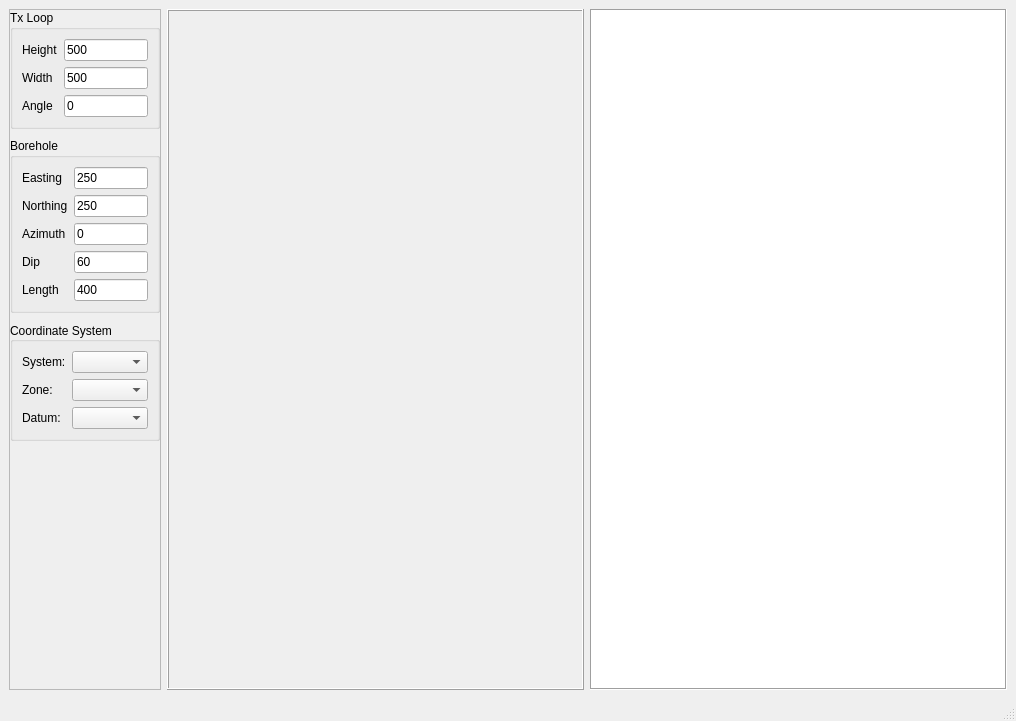
Old version of the form src/qt_ui/loop_planner.ui in the repository Eric-Meunier/Processor-Suite.
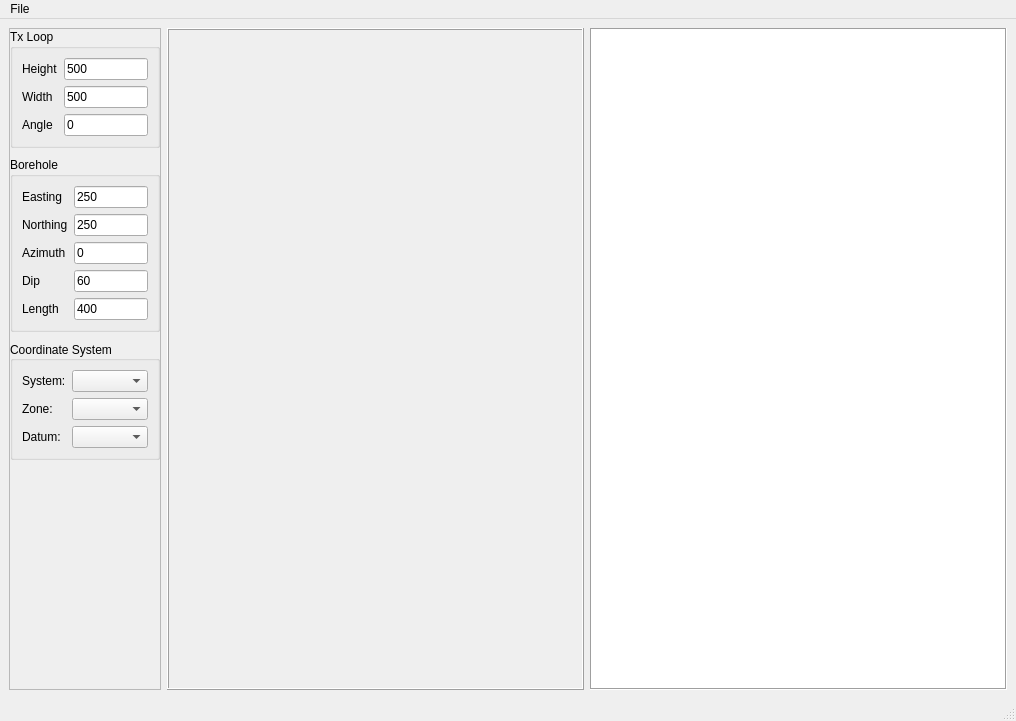
New version of the form. Custom widgets are drawn as their Qt base class.

Commit message: Loop planner functional.

The edit to the form file:
```diff
--- a/src/qt_ui/loop_planner.ui
+++ b/src/qt_ui/loop_planner.ui
@@ -450,6 +450,14 @@
      <height>21</height>
     </rect>
    </property>
+   <widget class="QMenu" name="menuFile">
+    <property name="title">
+     <string>File</string>
+    </property>
+    <addaction name="actionSave_as_KMZ"/>
+    <addaction name="actionSave_as_GPX"/>
+   </widget>
+   <addaction name="menuFile"/>
   </widget>
   <widget class="QStatusBar" name="statusbar"/>
  </widget>
```
Left out of the diff: 10 changed lines with no effect on the pictures. The commit also changes 2 other files.
